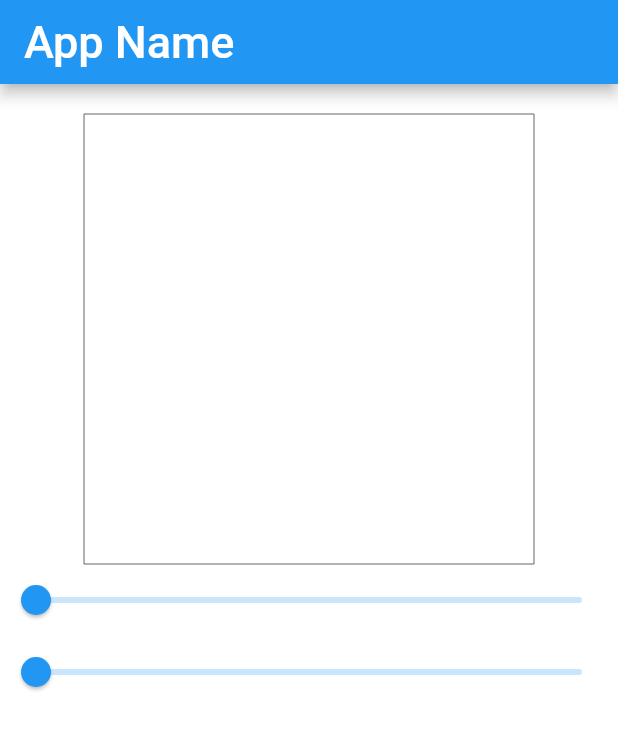
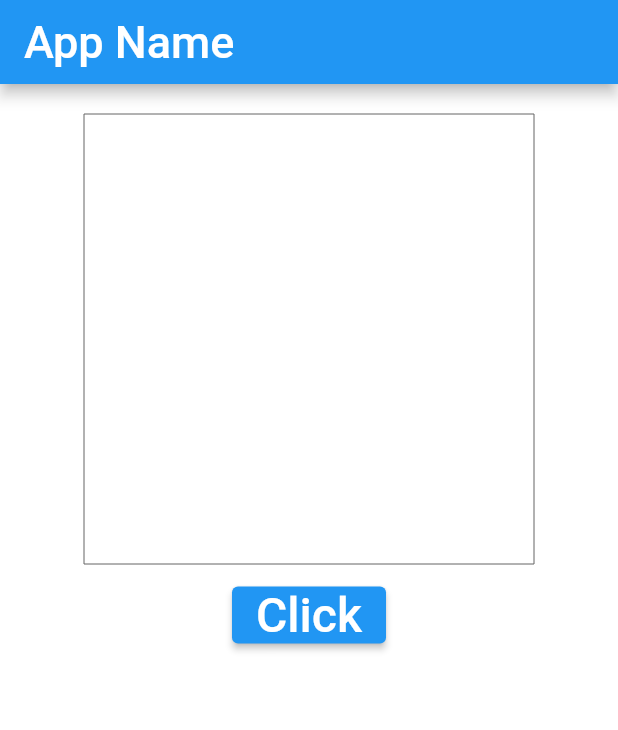
Before and after one commit to hirossk/flutter_app, a Flutter app: the screen it shows after launch, on a phone screen of 412 x 824 dp. Shown: the top 730 px of the screen. Run offline on Flutter 3.47's test engine with Material 2 defaults, Android fonts, the phone set to English and light mode, and no system bars.

Commit message:
chapter5-12-1

```diff
--- a/lib/main.dart
+++ b/lib/main.dart
@@ -31,8 +31,7 @@ class MyHomePage extends StatefulWidget {
 }
 
 class _MyHomePageState extends State<MyHomePage> {
-  static double _value = 0;
-  static double _opaq = 0;
+  static ValueNotifier<int> _value = ValueNotifier<int>(0);
 
   @override
   void initState() {
@@ -49,67 +48,53 @@ class _MyHomePageState extends State<MyHomePage> {
           style: TextStyle(fontSize: 30.0),
         ),
       ),
-      body: Column(
+      body: Center(
+        child: Column(
           children: [
             const Padding(padding: EdgeInsets.all(10)),
             Container(
               width: 300,
               height: 300,
               child: CustomPaint(
-              painter: MyPainter(_value, _opaq.toInt()),
+                painter: MyPainter(_value),
                 child: const Center(),
               ),
             ),
-          Slider(
-            min: 0.0,
-            max: 300.0,
-            value: _value,
-            onChanged: _changeVal,
+            const Padding(padding: EdgeInsets.all(5)),
+            ElevatedButton(
+              child: const Text(
+                "Click",
+                style: TextStyle(fontSize: 32),
               ),
-          Slider(
-            min: 0.0,
-            max: 255.0,
-            value: _opaq,
-            onChanged: _changeOpaq,
+              onPressed: () => _value.value++,
             ),
           ],
         ),
+      ),
     );
-  }
-
-  void _changeVal(double value) {
-    setState(() {
-      _value = value;
-    });
-  }
-
-  void _changeOpaq(double value) {
-    setState(() {
-      _opaq = value;
-    });
   }
 }
 
 class MyPainter extends CustomPainter {
-  final double _value;
-  final int _opaq;
+  final ValueNotifier<int> _value;
 
-  MyPainter(this._value, this._opaq);
+  MyPainter(this._value);
 
   @override
   void paint(Canvas canvas, Size size) {
     Paint p = Paint();
-
     p.style = PaintingStyle.fill;
-    p.color = Color.fromARGB(_opaq, 0, 200, 100);
-    Rect r = Rect.fromLTWH(
-        (size.width - _value) / 2, (size.height - _value) / 2, _value, _value);
-    canvas.drawOval(r, p);
-
+    p.color = const Color.fromARGB(50, 0, 255, 255);
+    Rect r;
+    for (var i = 0; i < _value.value; i++) {
+      r = Rect.fromLTWH(10 + i * 20, 10 + i * 20, 100, 100);
+      canvas.drawRect(r, p);
+    }
     r = Rect.fromLTWH(0, 0, size.width, size.height);
     p.style = PaintingStyle.stroke;
     p.color = const Color.fromARGB(255, 100, 100, 100);
     canvas.drawRect(r, p);
+    if (_value.value > 10) _value.value = 0;
   }
 
   @override
```
Lines whose indentation alone changed are shown as unchanged.
